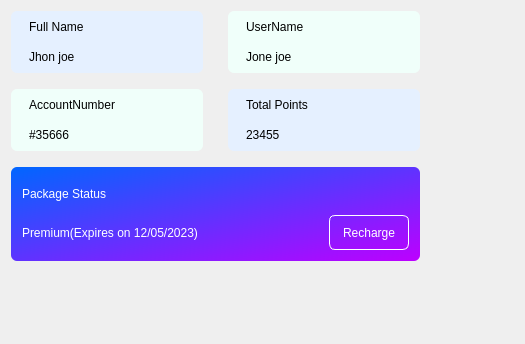
Above: widget/Setting/WAccountPage.ui from yechaoGitHub/AI before the change. Below: the same form after it.
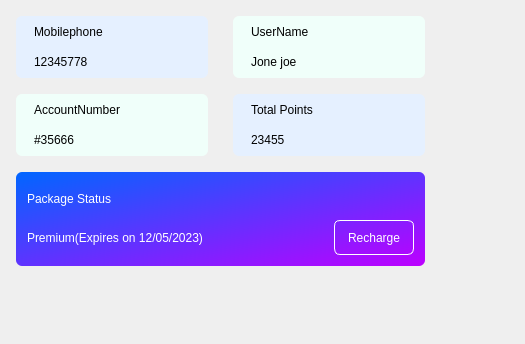
That is the form after the change.

```diff
--- a/widget/Setting/WAccountPage.ui
+++ b/widget/Setting/WAccountPage.ui
@@ -72,6 +72,12 @@
    <property name="spacing">
     <number>12</number>
    </property>
+   <property name="leftMargin">
+    <number>16</number>
+   </property>
+   <property name="topMargin">
+    <number>16</number>
+   </property>
    <item>
     <layout class="QVBoxLayout" name="verticalLayout_7">
      <item>
@@ -117,14 +123,14 @@
             <item>
              <widget class="QLabel" name="label">
               <property name="text">
-               <string>Full Name</string>
+               <string>Mobilephone</string>
               </property>
              </widget>
             </item>
             <item>
              <widget class="QLabel" name="label_2">
               <property name="text">
-               <string>Jhon joe</string>
+               <string>12345778</string>
               </property>
              </widget>
             </item>
@@ -315,7 +321,7 @@
              <widget class="QLabel" name="lb_time">
               <property name="minimumSize">
                <size>
-                <width>180</width>
+                <width>190</width>
                 <height>0</height>
                </size>
               </property>
@@ -331,7 +337,7 @@
               </property>
               <property name="sizeHint" stdset="0">
                <size>
-                <width>88</width>
+                <width>40</width>
                 <height>20</height>
                </size>
               </property>
```
Left out of the diff: 8 changed lines with no effect on the pictures.
